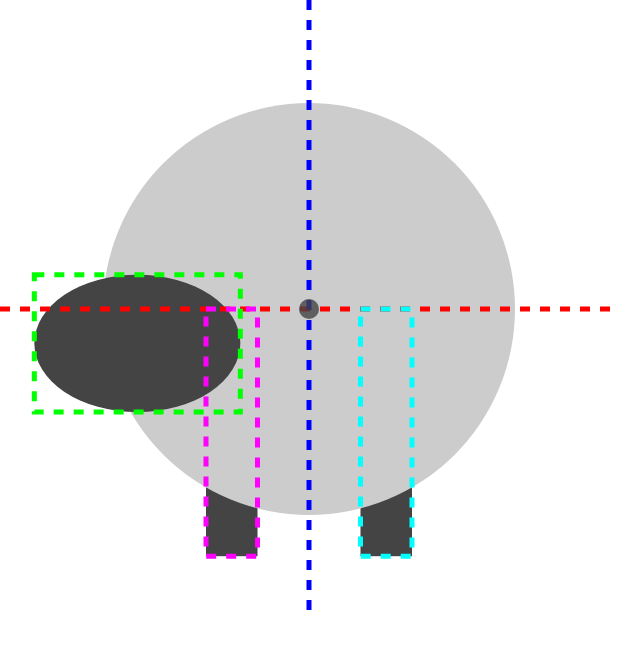
After one commit to nicole-terc/composable-sheep, an Android app built with Jetpack Compose: the composable BasicSheepScreen shown on its own in the app's theme, on a phone screen of 412 x 824 dp. The commit adds this screen. Shown: the top 649 px of the screen. Run offline under Robolectric (Android 15) with nearby library versions, the phone set to English and light mode, and no system bars.

Commit message:
Add Basic Sheep Screen

```diff
--- a/app/src/main/java/nstv/sheep/screens/MainActivity.kt
+++ b/app/src/main/java/nstv/sheep/screens/MainActivity.kt
@@ -34,12 +34,14 @@ import nstv.design.theme.ComposableSheepAnimationsTheme
 import nstv.design.theme.Grid
 import nstv.sheep.screens.canvasbasics.ArcScreen
 import nstv.sheep.screens.canvasbasics.LineScreen
+import nstv.sheep.screens.canvasbasics.MySuperScreen
 import nstv.sheep.screens.canvasbasics.PointsScreen
 import nstv.sheep.screens.canvasbasics.ShapeScreen
+import nstv.sheep.screens.sheepscreen.BasicSheepScreen
 import nstv.sheep.screens.sheepscreen.SheepViewerScreen
 
 enum class Screen {
-    SHEEP, LINE, POINTS, SHAPE, ARC
+    SHEEP, BASIC_SHEEP, LINE, POINTS, SHAPE, ARC, SUPER
 }
 
 @ExperimentalMaterial3Api
@@ -110,6 +112,8 @@ class MainActivity : ComponentActivity() {
                             Screen.POINTS -> PointsScreen()
                             Screen.SHAPE -> ShapeScreen()
                             Screen.ARC -> ArcScreen()
+                            Screen.SUPER -> MySuperScreen()
+                            Screen.BASIC_SHEEP -> BasicSheepScreen()
                         }
                     }
                 }
--- a/app/src/main/java/nstv/sheep/screens/canvasbasics/PointsScreen.kt
+++ b/app/src/main/java/nstv/sheep/screens/canvasbasics/PointsScreen.kt
@@ -113,7 +113,7 @@ fun PointsScreen(modifier: Modifier = Modifier) {
     )
 }
 
-@Preview(showBackground = true)
+@Preview(showSystemUi = true)
 @Composable
 private fun Preview() {
     ComposableSheepAnimationsTheme {
--- a/app/src/main/java/nstv/sheep/screens/canvasbasics/ShapeScreen.kt
+++ b/app/src/main/java/nstv/sheep/screens/canvasbasics/ShapeScreen.kt
@@ -55,7 +55,7 @@ fun ShapeScreen(modifier: Modifier = Modifier) {
 
         if (showCircle) {
             drawCircle(
-                color = Color.Blue.copy(alpha = GuidelineAlpha.strong),
+                color = Color.Blue.copy(alpha = GuidelineAlpha.normal),
                 radius = shapeSize.minDimension.div(2),
                 center = size.center,
                 style = drawStyle
@@ -149,10 +149,10 @@ fun ShapeScreen(modifier: Modifier = Modifier) {
     )
 }
 
-@Preview(showBackground = true)
+@Preview(showSystemUi = true)
 @Composable
 private fun Preview() {
     ComposableSheepAnimationsTheme {
-        LineScreen()
+        ShapeScreen()
     }
 }
--- /dev/null
+++ b/app/src/main/java/nstv/sheep/screens/sheepscreen/BasicSheepScreen.kt
@@ -0,0 +1,197 @@
+package nstv.sheep.screens.sheepscreen
+
+import androidx.compose.foundation.Canvas
+import androidx.compose.foundation.layout.aspectRatio
+import androidx.compose.foundation.layout.fillMaxWidth
+import androidx.compose.runtime.Composable
+import androidx.compose.ui.Modifier
+import androidx.compose.ui.geometry.Offset
+import androidx.compose.ui.geometry.Size
+import androidx.compose.ui.graphics.Color
+import androidx.compose.ui.graphics.drawscope.DrawScope
+import androidx.compose.ui.tooling.preview.Preview
+import nstv.design.theme.ComposableSheepAnimationsTheme
+import nstv.sheep.guidelines.drawAxis
+import nstv.sheep.guidelines.drawRectGuideline
+
+private const val ShowGuidelines = true
+
+@Composable
+fun BasicSheepScreen() {
+
+    // Sheep Colors
+    val fluffColor = Color.LightGray
+    val bodyColor = Color.DarkGray
+
+    // Round sheep
+    Canvas(
+        modifier = Modifier
+            .fillMaxWidth()
+            .aspectRatio(1f),
+        onDraw = {
+
+            val bodyRadius = size.width.div(3f)
+
+            // LEGS
+            val legSize = Size(
+                width = bodyRadius.div(4f),
+                height = bodyRadius.times(1.2f)
+            )
+
+            val legSeparation = legSize.width.times(2f)
+
+            val leftLegTopLeft = Offset(
+                x = center.x - legSize.width - legSeparation.div(2),
+                y = center.y
+            )
+
+            val rightLegTopLeft = Offset(
+                x = center.x + legSeparation.div(2),
+                y = center.y
+            )
+
+            // Left leg
+            drawRect(
+                color = bodyColor,
+                topLeft = leftLegTopLeft,
+                size = legSize
+            )
+
+            // Right leg
+            drawRect(
+                color = bodyColor,
+                topLeft = rightLegTopLeft,
+                size = legSize
+            )
+
+            // FLUFF
+            drawCircle(
+                color = fluffColor,
+                center = center,
+                radius = bodyRadius
+            )
+
+            // HEAD
+
+            // Head size is as width as half the body (circle radius) and has a 2/3 height ratio
+            val headSize = Size(
+                width = bodyRadius,
+                height = bodyRadius.times(2f / 3f)
+            )
+
+            // Head is 1/3 out of the fluff and 1/4 above the center of the circle
+            val headTopLeft = Offset(
+                x = center.x - bodyRadius - headSize.width.div(3f),
+                y = center.y - headSize.height.div(4f)
+            )
+
+            drawOval(
+                color = bodyColor,
+                topLeft = headTopLeft,
+                size = headSize
+            )
+
+            if (ShowGuidelines) {
+                drawAxis(
+                    colorY = Color.Blue,
+                    colorX = Color.Red
+                )
+                drawRectGuideline(
+                    topLeft = headTopLeft,
+                    size = headSize,
+                    color = Color.Green
+                )
+                drawRectGuideline(
+                    topLeft = leftLegTopLeft,
+                    size = legSize,
+                    color = Color.Magenta
+                )
+                drawRectGuideline(
+                    topLeft = rightLegTopLeft,
+                    size = legSize,
+                    color = Color.Cyan
+                )
+            }
+        }
+    )
+}
+
+fun DrawScope.drawBasicFluffCircle(
+    color: Color,
+    bodyRadius: Float
+) {
+    drawCircle(
+        color = color,
+        center = center,
+        radius = bodyRadius
+    )
+}
+
+fun DrawScope.drawBasicHead(
+    color: Color,
+    bodyRadius: Float
+) {
+    // HEAD
+    // Head size is as width as half the body (circle radius) and has a 2/3 height ratio
+    val headSize = Size(
+        width = bodyRadius,
+        height = bodyRadius.times(2f / 3f)
+    )
+
+    // Head is 1/3 out of the fluff and 1/4 above the center of the circle
+    val headTopLeft = Offset(
+        x = center.x - bodyRadius - headSize.width.div(3f),
+        y = center.y - headSize.height.div(4f)
+    )
+
+    drawOval(
+        color = color,
+        topLeft = headTopLeft,
+        size = headSize
+    )
+}
+
+fun DrawScope.drawBasicLegs(
+    color: Color,
+    bodyRadius: Float
+) {
+    // LEGS
+    val legSize = Size(
+        width = bodyRadius.div(4f),
+        height = bodyRadius.times(1.2f)
+    )
+
+    val legSeparation = legSize.width.times(2f)
+
+    val leftLegTopLeft = Offset(
+        x = center.x - legSize.width - legSeparation.div(2),
+        y = center.y
+    )
+
+    val rightLegTopLeft = Offset(
+        x = center.x + legSeparation.div(2),
+        y = center.y
+    )
+
+    // Left leg
+    drawRect(
+        color = color,
+        topLeft = leftLegTopLeft,
+        size = legSize
+    )
+
+    // Right leg
+    drawRect(
+        color = color,
+        topLeft = rightLegTopLeft,
+        size = legSize
+    )
+}
+
+@Preview(showSystemUi = true)
+@Composable
+private fun Preview() {
+    ComposableSheepAnimationsTheme {
+        BasicSheepScreen()
+    }
+}
```
Also changed, not shown: app/src/main/java/nstv/sheep/screens/canvasbasics/ArcScreen.kt (+10 -0 lines), app/src/main/java/nstv/sheep/screens/canvasbasics/MySuperScreen.kt (added, +47 -0 lines).
